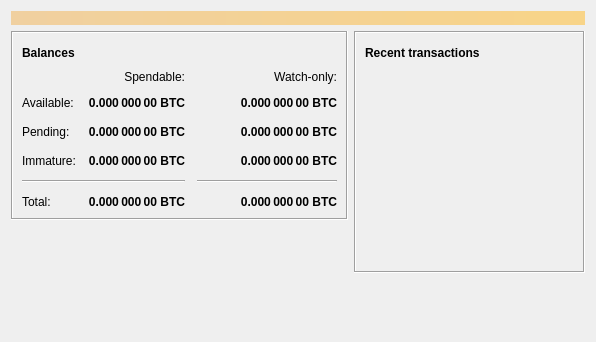
Old version of the form src/qt/forms/overviewpage.ui in the repository tyshchenko/bitcoin.
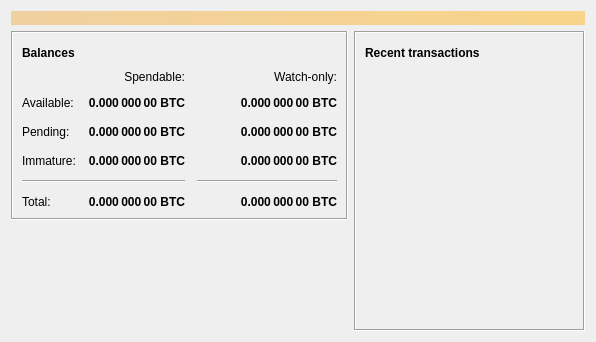
New version of the form. Icons and pictures are not drawn.

Commit message: Qt: flexible "last transactions" height in overview page

What changed in the file:
```diff
--- a/src/qt/forms/overviewpage.ui
+++ b/src/qt/forms/overviewpage.ui
@@ -422,7 +422,7 @@
       </layout>
      </item>
      <item>
-      <layout class="QVBoxLayout" name="verticalLayout_3">
+      <layout class="QVBoxLayout" name="verticalLayout_3" stretch="1">
        <item>
         <widget class="QFrame" name="frame_2">
          <property name="frameShape">
@@ -504,7 +504,7 @@
              <enum>QFrame::NoFrame</enum>
             </property>
             <property name="verticalScrollBarPolicy">
-             <enum>Qt::ScrollBarAlwaysOff</enum>
+             <enum>Qt::ScrollBarAsNeeded</enum>
             </property>
             <property name="horizontalScrollBarPolicy">
              <enum>Qt::ScrollBarAlwaysOff</enum>
@@ -517,19 +517,6 @@
          </layout>
         </widget>
        </item>
-       <item>
-        <spacer name="verticalSpacer_2">
-         <property name="orientation">
-          <enum>Qt::Vertical</enum>
-         </property>
-         <property name="sizeHint" stdset="0">
-          <size>
-           <width>20</width>
-           <height>40</height>
-          </size>
-         </property>
-        </spacer>
-       </item>
       </layout>
      </item>
     </layout>
```
The commit also changes 1 other file.
